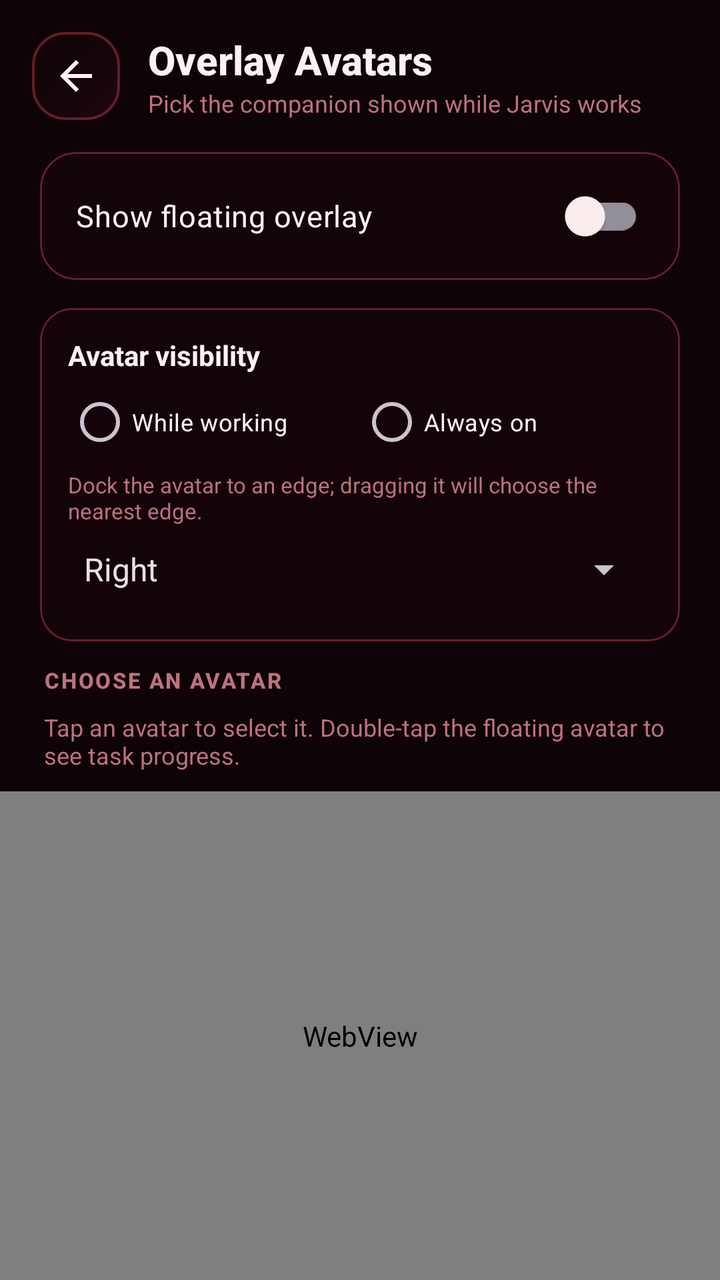
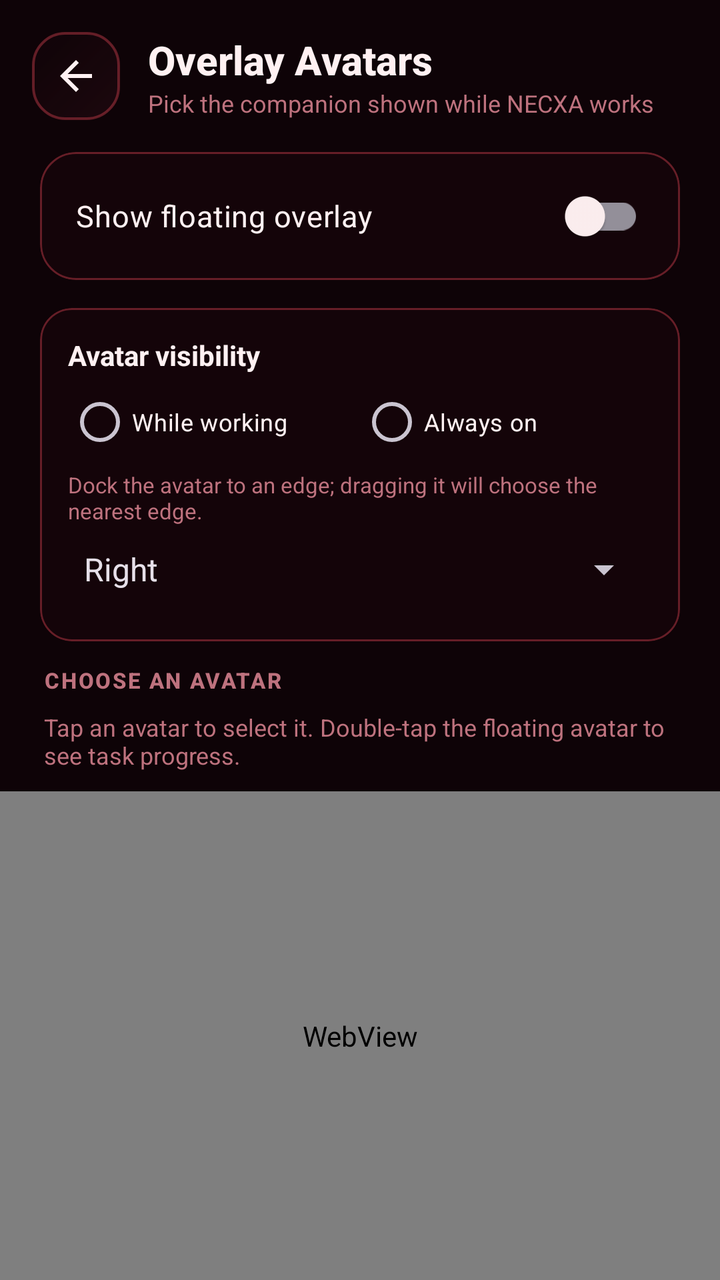

Before-and-after screenshots of an Android layout around one commit, followed by the original layout XML and the change that was made.
<!-- AndroidManifest.xml: application theme Theme.JarvisAssistant -->
<!-- res/layout/activity_overlay_avatar.xml -->
<?xml version="1.0" encoding="utf-8"?>
<LinearLayout xmlns:android="http://schemas.android.com/apk/res/android"
    xmlns:app="http://schemas.android.com/apk/res-auto"
    android:id="@+id/overlayAvatarRoot"
    android:layout_width="match_parent"
    android:layout_height="match_parent"
    android:orientation="vertical"
    android:background="?attr/themeBg">

    <LinearLayout
        android:layout_width="match_parent"
        android:layout_height="wrap_content"
        android:gravity="center_vertical"
        android:orientation="horizontal"
        android:paddingStart="16dp"
        android:paddingEnd="20dp"
        android:paddingTop="16dp"
        android:paddingBottom="12dp">

        <ImageButton
            android:id="@+id/btnBack"
            android:layout_width="44dp"
            android:layout_height="44dp"
            android:background="@drawable/bg_jarvis_icon_square"
            android:src="@drawable/ic_back"
            android:contentDescription="Back"
            app:tint="?attr/themeTextPrimary" />

        <LinearLayout
            android:layout_width="0dp"
            android:layout_height="wrap_content"
            android:layout_weight="1"
            android:orientation="vertical"
            android:layout_marginStart="14dp">

            <TextView
                android:layout_width="wrap_content"
                android:layout_height="wrap_content"
                android:text="Overlay Avatars"
                android:textColor="?attr/themeTextPrimary"
                android:textSize="20sp"
                android:fontFamily="sans-serif-medium"
                android:textStyle="bold" />

            <TextView
                android:layout_width="wrap_content"
                android:layout_height="wrap_content"
                android:text="Pick the companion shown while Jarvis works"
                android:textColor="?attr/themeTextMuted"
                android:textSize="12sp" />
        </LinearLayout>
    </LinearLayout>

    <com.google.android.material.card.MaterialCardView
        android:layout_width="match_parent"
        android:layout_height="wrap_content"
        android:layout_marginStart="20dp"
        android:layout_marginEnd="20dp"
        android:layout_marginTop="4dp"
        android:layout_marginBottom="14dp"
        app:cardBackgroundColor="?attr/themeCardBg"
        app:strokeColor="?attr/themeCardBorder"
        app:strokeWidth="1dp"
        app:cardCornerRadius="18dp">

        <androidx.appcompat.widget.SwitchCompat
            android:id="@+id/switchOverlayEnabled"
            android:layout_width="match_parent"
            android:layout_height="wrap_content"
            android:minHeight="64dp"
            android:paddingStart="18dp"
            android:paddingEnd="18dp"
            android:text="Show floating overlay"
            android:textColor="?attr/themeTextPrimary"
            android:textSize="15sp" />
    </com.google.android.material.card.MaterialCardView>

    <com.google.android.material.card.MaterialCardView
        android:layout_width="match_parent"
        android:layout_height="wrap_content"
        android:layout_marginStart="20dp"
        android:layout_marginEnd="20dp"
        android:layout_marginBottom="12dp"
        app:cardBackgroundColor="?attr/themeCardBg"
        app:strokeColor="?attr/themeCardBorder"
        app:strokeWidth="1dp"
        app:cardCornerRadius="16dp">

        <LinearLayout
            android:layout_width="match_parent"
            android:layout_height="wrap_content"
            android:orientation="vertical"
            android:padding="14dp">

            <TextView
                android:layout_width="wrap_content"
                android:layout_height="wrap_content"
                android:text="Avatar visibility"
                android:textColor="?attr/themeTextPrimary"
                android:textStyle="bold"
                android:textSize="14sp" />

            <RadioGroup
                android:id="@+id/radioOverlayMode"
                android:layout_width="match_parent"
                android:layout_height="wrap_content"
                android:orientation="horizontal">

                <RadioButton
                    android:id="@+id/rbOverlayWorking"
                    android:layout_width="0dp"
                    android:layout_height="wrap_content"
                    android:layout_weight="1"
                    android:text="While working"
                    android:textColor="?attr/themeTextPrimary"
                    android:textSize="12sp" />

                <RadioButton
                    android:id="@+id/rbOverlayAlways"
                    android:layout_width="0dp"
                    android:layout_height="wrap_content"
                    android:layout_weight="1"
                    android:text="Always on"
                    android:textColor="?attr/themeTextPrimary"
                    android:textSize="12sp" />
            </RadioGroup>

            <TextView
                android:layout_width="wrap_content"
                android:layout_height="wrap_content"
                android:text="Dock the avatar to an edge; dragging it will choose the nearest edge."
                android:textColor="?attr/themeTextMuted"
                android:textSize="11sp" />

            <Spinner
                android:id="@+id/spinnerOverlayEdge"
                android:layout_width="match_parent"
                android:layout_height="44dp"
                android:entries="@array/overlay_edges"
                android:spinnerMode="dropdown" />
        </LinearLayout>
    </com.google.android.material.card.MaterialCardView>

    <TextView
        android:layout_width="match_parent"
        android:layout_height="wrap_content"
        android:paddingStart="22dp"
        android:paddingEnd="22dp"
        android:paddingBottom="8dp"
        android:text="CHOOSE AN AVATAR"
        android:textColor="?attr/themeTextMuted"
        android:textSize="11sp"
        android:letterSpacing="0.08"
        android:fontFamily="sans-serif-medium"
        android:textStyle="bold" />

    <TextView
        android:layout_width="match_parent"
        android:layout_height="wrap_content"
        android:paddingStart="22dp"
        android:paddingEnd="22dp"
        android:paddingBottom="10dp"
        android:text="Tap an avatar to select it. Double-tap the floating avatar to see task progress."
        android:textColor="?attr/themeTextMuted"
        android:textSize="12sp" />

    <WebView
        android:id="@+id/avatarGallery"
        android:layout_width="match_parent"
        android:layout_height="0dp"
        android:layout_weight="1"
        android:background="@android:color/transparent"
        android:overScrollMode="never"
        android:scrollbars="none" />
</LinearLayout>
<!-- resources referenced by this layout -->
<resources>
  <string-array name="overlay_edges">
          <item>Right</item>
          <item>Left</item>
          <item>Top</item>
          <item>Bottom</item>
      </string-array>
  <!-- drawable bg_jarvis_icon_square (drawable) -->
  <?xml version="1.0" encoding="utf-8"?>
  <ripple xmlns:android="http://schemas.android.com/apk/res/android"
      android:color="?attr/themeAccentLight">
      <item>
          <shape android:shape="rectangle">
              <corners android:radius="16dp" />
              <gradient
                  android:type="linear"
                  android:angle="135"
                  android:startColor="?attr/themeCardGlassStart"
                  android:endColor="?attr/themeCardGlassEnd" />
              <stroke
                  android:width="1.2dp"
                  android:color="?attr/themeCardBorder" />
          </shape>
      </item>
  </ripple>
  <!-- drawable ic_back (drawable) -->
  <vector xmlns:android="http://schemas.android.com/apk/res/android"
      android:width="24dp"
      android:height="24dp"
      android:viewportWidth="24"
      android:viewportHeight="24">
    <path
        android:fillColor="#F4F4F6"
        android:pathData="M20,11H7.83l5.59,-5.59L12,4l-8,8 8,8 1.41,-1.41L7.83,13H20v-2z"/>
  </vector>
  <style name="Theme.JarvisAssistant" parent="Theme.JarvisAssistant.Red" />
  <!-- drawable bg_liquid_glow_red_1 (drawable) -->
  <?xml version="1.0" encoding="utf-8"?>
  <shape xmlns:android="http://schemas.android.com/apk/res/android"
      android:shape="oval">
      <gradient
          android:type="radial"
          android:gradientRadius="140dp"
          android:startColor="#33FF4D5E"
          android:centerColor="#14FF4D5E"
          android:endColor="#00FF4D5E" />
  </shape>
  <!-- drawable bg_liquid_glow_red_2 (drawable) -->
  <?xml version="1.0" encoding="utf-8"?>
  <shape xmlns:android="http://schemas.android.com/apk/res/android"
      android:shape="oval">
      <gradient
          android:type="radial"
          android:gradientRadius="130dp"
          android:startColor="#26FB7185"
          android:centerColor="#0FFB7185"
          android:endColor="#00FB7185" />
  </shape>
  <!-- drawable bg_liquid_glow_red_3 (drawable) -->
  <?xml version="1.0" encoding="utf-8"?>
  <shape xmlns:android="http://schemas.android.com/apk/res/android"
      android:shape="oval">
      <gradient
          android:type="radial"
          android:gradientRadius="140dp"
          android:startColor="#20F97316"
          android:centerColor="#0CF97316"
          android:endColor="#00F97316" />
  </shape>
  <!-- unchanged entries left out for length: 1 -->
</resources>

<!-- the commit's change to res/layout/activity_overlay_avatar.xml (unified diff, before → after) -->
@@ -45,7 +45,7 @@
             <TextView
                 android:layout_width="wrap_content"
                 android:layout_height="wrap_content"
-                android:text="Pick the companion shown while Jarvis works"
+                android:text="Pick the companion shown while NECXA works"
                 android:textColor="?attr/themeTextMuted"
                 android:textSize="12sp" />
         </LinearLayout>
